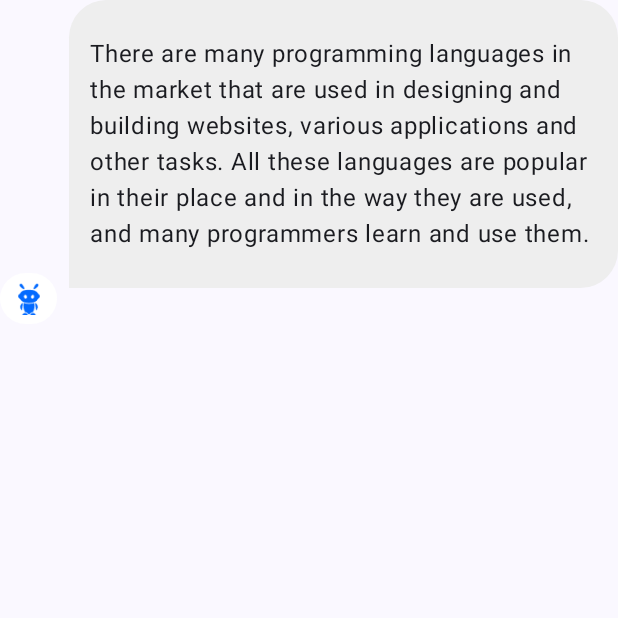
After one commit to HariAgus/TakonApp-Comppose, an Android app built with Jetpack Compose: the composable ReceiverMessageItem shown on its own in the app's theme, on a phone screen of 412 x 824 dp, the top half of it. The commit adds this screen. Run offline under Robolectric (Android 15) with nearby library versions, the phone set to English and light mode, and no system bars.

Commit message:
Create item receiver and messeger item

```diff
--- /dev/null
+++ b/app/src/main/java/com/haw/takonappcompose/components/ReceiverMessageItem.kt
@@ -0,0 +1,74 @@
+package com.haw.takonappcompose.components
+
+import androidx.compose.foundation.Image
+import androidx.compose.foundation.layout.Row
+import androidx.compose.foundation.layout.Spacer
+import androidx.compose.foundation.layout.fillMaxWidth
+import androidx.compose.foundation.layout.padding
+import androidx.compose.foundation.layout.size
+import androidx.compose.foundation.layout.width
+import androidx.compose.foundation.layout.wrapContentSize
+import androidx.compose.foundation.shape.CircleShape
+import androidx.compose.foundation.shape.RoundedCornerShape
+import androidx.compose.material3.Surface
+import androidx.compose.material3.Text
+import androidx.compose.runtime.Composable
+import androidx.compose.ui.Alignment
+import androidx.compose.ui.Modifier
+import androidx.compose.ui.graphics.Color
+import androidx.compose.ui.res.painterResource
+import androidx.compose.ui.tooling.preview.Preview
+import androidx.compose.ui.unit.dp
+import com.haw.takonappcompose.R
+import com.haw.takonappcompose.ui.theme.GrayColor
+
+@Composable
+fun ReceiverMessageItem(
+    modifier: Modifier = Modifier
+) {
+    Row(
+        modifier = modifier
+    ) {
+        Surface(
+            modifier = Modifier
+                .wrapContentSize()
+                .align(Alignment.Bottom),
+            shape = CircleShape,
+            color = Color.White
+        ) {
+            Image(
+                modifier = Modifier
+                    .padding(horizontal = 8.dp, vertical = 6.dp)
+                    .size(22.dp),
+                painter = painterResource(id = R.drawable.ic_takon_boot),
+                contentDescription = ""
+            )
+        }
+
+        Spacer(modifier = Modifier.width(8.dp))
+
+        Surface(
+            modifier = Modifier
+                .fillMaxWidth()
+                .padding(bottom = 24.dp),
+            shape = RoundedCornerShape(topStart = 25.dp, topEnd = 25.dp, bottomEnd = 25.dp),
+            color = GrayColor
+        ) {
+            Text(
+                modifier = Modifier.padding(horizontal = 14.dp, vertical = 24.dp),
+                text = "There are many programming languages \u200B\u200Bin the market that are " +
+                        "used in designing and building websites, various applications and other tasks. " +
+                        "All these languages \u200B\u200Bare popular in their place and in the way they are used, " +
+                        "and many programmers learn and use them."
+            )
+        }
+    }
+}
+
+@Preview
+@Composable
+fun ReceiverMessageItemPreview() {
+    ReceiverMessageItem(
+        modifier = Modifier.fillMaxWidth()
+    )
+}
--- a/app/src/main/java/com/haw/takonappcompose/presentation/OnBoardingScreen.kt
+++ b/app/src/main/java/com/haw/takonappcompose/presentation/OnBoardingScreen.kt
@@ -22,6 +22,7 @@ import androidx.compose.ui.Modifier
 import androidx.compose.ui.graphics.Color
 import androidx.compose.ui.graphics.ColorFilter
 import androidx.compose.ui.res.painterResource
+import androidx.compose.ui.text.font.FontFamily
 import androidx.compose.ui.text.style.TextAlign
 import androidx.compose.ui.tooling.preview.Preview
 import androidx.compose.ui.unit.dp
@@ -44,7 +45,10 @@ fun OnBoardingScreen() {
                 modifier = Modifier.weight(1f),
                 horizontalAlignment = Alignment.CenterHorizontally
             ) {
-                Text(text = "You AI Assistant", color = BluePrimary)
+                Text(
+                    text = "You AI Assistant",
+                    color = BluePrimary,
+                )
 
                 Spacer(modifier = Modifier.height(14.dp))
 
--- a/app/src/main/java/com/haw/takonappcompose/ui/theme/Color.kt
+++ b/app/src/main/java/com/haw/takonappcompose/ui/theme/Color.kt
@@ -11,3 +11,4 @@ val PurpleGrey40 = Color(0xFF625b71)
 val Pink40 = Color(0xFF7D5260)
 
 val BluePrimary = Color(0xFF3369FF)
+val GrayColor = Color(0xFFEEEEEE)
```
Also changed, not shown: app/src/main/java/com/haw/takonappcompose/components/MessengerItem.kt (added, +40 -0 lines), app/src/main/res/drawable/ic_takon_boot.png (added).
